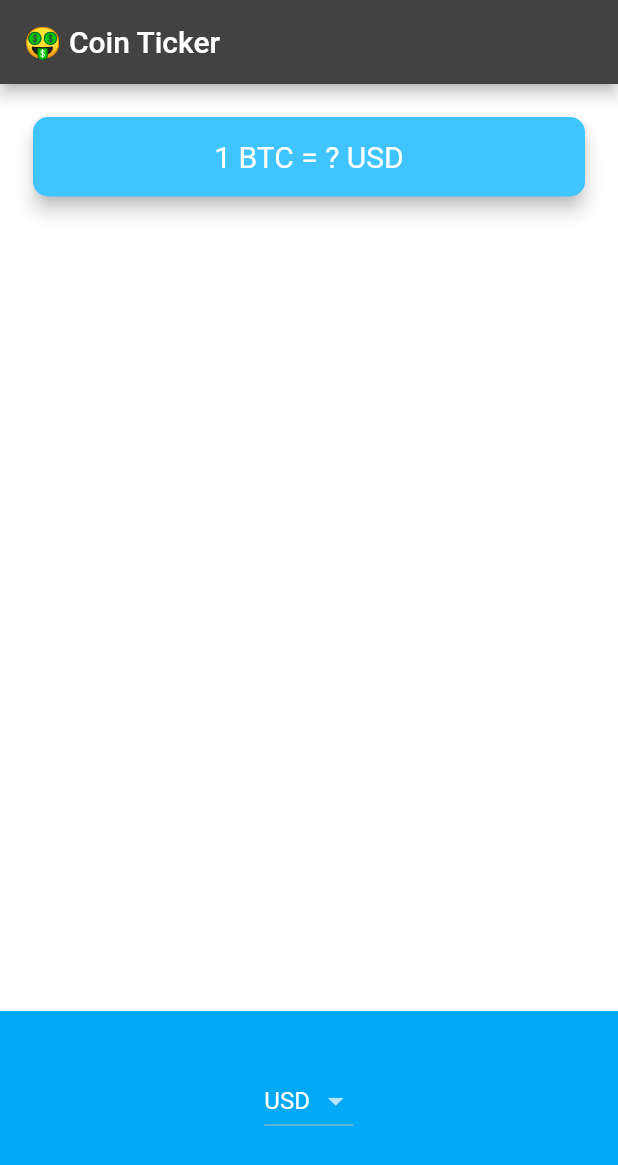
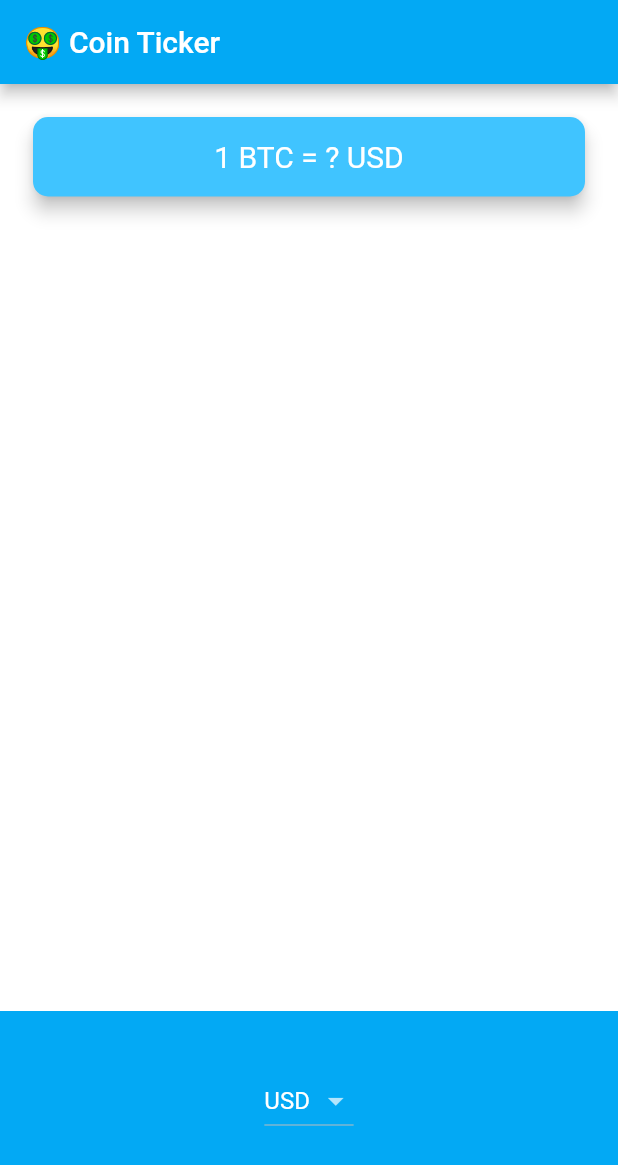
Before and after one commit to jvretamero/flutter-bootcamp-apps, a Flutter app: the screen it shows after launch, on a phone screen of 412 x 824 dp. Shown: the top 1165 px of the screen. Run offline on Flutter 3.47's test engine with Material 2 defaults, Android fonts, the phone set to English and light mode, and no system bars; our stand-ins replace audioplayers, dio, flutter_spinkit, font_awesome_flutter, geolocator.

Commit message:
Bitcoin Ticker - Platform specific picker

```diff
--- a/bitcoin_ticker/lib/price_screen.dart
+++ b/bitcoin_ticker/lib/price_screen.dart
@@ -1,4 +1,6 @@
+import 'package:flutter/cupertino.dart';
 import 'package:flutter/material.dart';
+import 'dart:io' show Platform;
 
 import 'coin_data.dart';
 
@@ -12,11 +14,55 @@ class PriceScreen extends StatefulWidget {
 class _PriceScreenState extends State<PriceScreen> {
   String selectedCurrency = 'USD';
 
+  Widget _materialDropdown({required Function(String?) onChanged}) {
+    return DropdownButton<String>(
+      value: selectedCurrency,
+      items: currenciesList
+          .map(
+            (currency) => DropdownMenuItem(child: Text(currency), value: currency),
+          )
+          .toList(),
+      onChanged: onChanged,
+    );
+  }
+
+  Widget _cupertinoPicker({required Function(String?) onChanged}) {
+    return CupertinoPicker(
+      itemExtent: 32,
+      backgroundColor: Colors.lightBlue,
+      onSelectedItemChanged: (int selectedIndex) {
+        onChanged.call(currenciesList[selectedIndex]);
+      },
+      children: currenciesList
+          .map(
+            (currency) => Text(currency),
+          )
+          .toList(),
+    );
+  }
+
+  Widget _picker() {
+    if (Platform.isIOS) {
+      return _cupertinoPicker(onChanged: _onCurrencySelected);
+    } else {
+      return _materialDropdown(onChanged: _onCurrencySelected);
+    }
+  }
+
+  void _onCurrencySelected(String? value) {
+    setState(() {
+      if (value?.isNotEmpty ?? false) {
+        selectedCurrency = value!;
+      }
+    });
+  }
+
   @override
   Widget build(BuildContext context) {
     return Scaffold(
       appBar: AppBar(
         title: const Text('🤑 Coin Ticker'),
+        backgroundColor: Colors.lightBlue,
       ),
       body: Column(
         mainAxisAlignment: MainAxisAlignment.spaceBetween,
@@ -48,21 +94,7 @@ class _PriceScreenState extends State<PriceScreen> {
             alignment: Alignment.center,
             padding: const EdgeInsets.only(bottom: 30.0),
             color: Colors.lightBlue,
-            child: DropdownButton<String>(
-              value: selectedCurrency,
-              items: currenciesList
-                  .map(
-                    (currency) => DropdownMenuItem(child: Text(currency), value: currency),
-                  )
-                  .toList(),
-              onChanged: (value) {
-                setState(() {
-                  if (value?.isNotEmpty ?? false) {
-                    selectedCurrency = value!;
-                  }
-                });
-              },
-            ),
+            child: _picker(),
           ),
         ],
       ),
```
